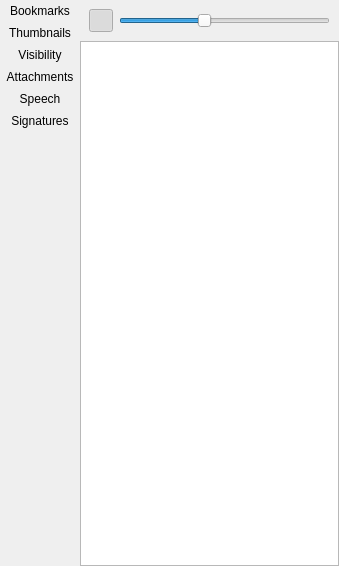
studio-berry/loop, file Pdf4QtViewer/pdfsidebarwidget.ui: the form before one commit.
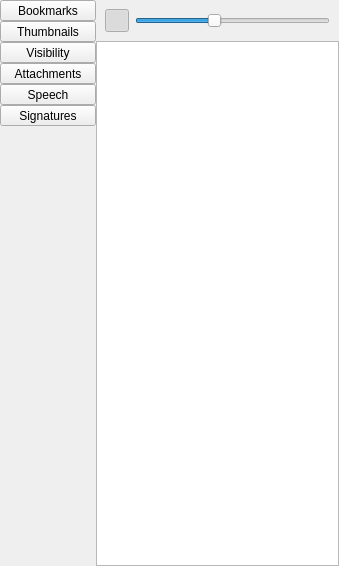
The form after the commit. The open tabs and pages were chosen to show the change. Icons and pictures are not drawn.

```diff
--- a/Pdf4QtViewer/pdfsidebarwidget.ui
+++ b/Pdf4QtViewer/pdfsidebarwidget.ui
@@ -29,79 +29,193 @@
    <item>
     <layout class="QVBoxLayout" name="verticalLayout">
      <item>
-      <widget class="QPushButton" name="bookmarksButton">
+      <widget class="QToolButton" name="bookmarksButton">
+       <property name="minimumSize">
+        <size>
+         <width>96</width>
+         <height>0</height>
+        </size>
+       </property>
        <property name="text">
         <string>Bookmarks</string>
        </property>
+       <property name="icon">
+        <iconset resource="pdf4qtviewer.qrc">
+         <normaloff>:/resources/sidebar-outline.png</normaloff>:/resources/sidebar-outline.png</iconset>
+       </property>
+       <property name="iconSize">
+        <size>
+         <width>64</width>
+         <height>64</height>
+        </size>
+       </property>
        <property name="checkable">
         <bool>true</bool>
        </property>
-       <property name="flat">
+       <property name="toolButtonStyle">
+        <enum>Qt::ToolButtonTextUnderIcon</enum>
+       </property>
+       <property name="flat" stdset="0">
         <bool>true</bool>
        </property>
       </widget>
      </item>
      <item>
-      <widget class="QPushButton" name="thumbnailsButton">
+      <widget class="QToolButton" name="thumbnailsButton">
+       <property name="minimumSize">
+        <size>
+         <width>96</width>
+         <height>0</height>
+        </size>
+       </property>
        <property name="text">
         <string>Thumbnails</string>
        </property>
+       <property name="icon">
+        <iconset resource="pdf4qtviewer.qrc">
+         <normaloff>:/resources/sidebar-thumbnails.png</normaloff>:/resources/sidebar-thumbnails.png</iconset>
+       </property>
+       <property name="iconSize">
+        <size>
+         <width>64</width>
+         <height>64</height>
+        </size>
+       </property>
        <property name="checkable">
         <bool>true</bool>
        </property>
-       <property name="flat">
+       <property name="toolButtonStyle">
+        <enum>Qt::ToolButtonTextUnderIcon</enum>
+       </property>
+       <property name="flat" stdset="0">
         <bool>true</bool>
        </property>
       </widget>
      </item>
      <item>
-      <widget class="QPushButton" name="optionalContentButton">
+      <widget class="QToolButton" name="optionalContentButton">
+       <property name="minimumSize">
+        <size>
+         <width>96</width>
+         <height>0</height>
+        </size>
+       </property>
        <property name="text">
         <string>Visibility</string>
        </property>
+       <property name="icon">
+        <iconset resource="pdf4qtviewer.qrc">
+         <normaloff>:/resources/sidebar-visibility.png</normaloff>:/resources/sidebar-visibility.png</iconset>
+       </property>
+       <property name="iconSize">
+        <size>
+         <width>64</width>
+         <height>64</height>
+        </size>
+       </property>
        <property name="checkable">
         <bool>true</bool>
        </property>
-       <property name="flat">
+       <property name="toolButtonStyle">
+        <enum>Qt::ToolButtonTextUnderIcon</enum>
+       </property>
+       <property name="flat" stdset="0">
         <bool>true</bool>
        </property>
       </widget>
      </item>
      <item>
-      <widget class="QPushButton" name="attachmentsButton">
+      <widget class="QToolButton" name="attachmentsButton">
+       <property name="minimumSize">
+        <size>
+         <width>96</width>
+         <height>0</height>
+        </size>
+       </property>
        <property name="text">
         <string>Attachments</string>
        </property>
+       <property name="icon">
+        <iconset resource="pdf4qtviewer.qrc">
+         <normaloff>:/resources/sidebar-attachment.png</normaloff>:/resources/sidebar-attachment.png</iconset>
+       </property>
+       <property name="iconSize">
+        <size>
+         <width>64</width>
+         <height>64</height>
+        </size>
+       </property>
        <property name="checkable">
         <bool>true</bool>
        </property>
-       <property name="flat">
+       <property name="toolButtonStyle">
+        <enum>Qt::ToolButtonTextUnderIcon</enum>
+       </property>
+       <property name="flat" stdset="0">
         <bool>true</bool>
        </property>
       </widget>
      </item>
      <item>
-      <widget class="QPushButton" name="speechButton">
+      <widget class="QToolButton" name="speechButton">
+       <property name="minimumSize">
+        <size>
+         <width>96</width>
+         <height>0</height>
+        </size>
+       </property>
        <property name="text">
         <string>Speech</string>
        </property>
+       <property name="icon">
+        <iconset resource="pdf4qtviewer.qrc">
+         <normaloff>:/resources/sidebar-speech.png</normaloff>:/resources/sidebar-speech.png</iconset>
+       </property>
+       <property name="iconSize">
+        <size>
+         <width>64</width>
+         <height>64</height>
+        </size>
+       </property>
        <property name="checkable">
         <bool>true</bool>
        </property>
-       <property name="flat">
+       <property name="toolButtonStyle">
+        <enum>Qt::ToolButtonTextUnderIcon</enum>
+       </property>
+       <property name="flat" stdset="0">
         <bool>true</bool>
        </property>
       </widget>
      </item>
      <item>
-      <widget class="QPushButton" name="signaturesButton">
+      <widget class="QToolButton" name="signaturesButton">
+       <property name="minimumSize">
+        <size>
+         <width>96</width>
+         <height>0</height>
+        </size>
+       </property>
        <property name="text">
         <string>Signatures</string>
        </property>
+       <property name="icon">
+        <iconset resource="pdf4qtviewer.qrc">
+         <normaloff>:/resources/sidebar-signature.png</normaloff>:/resources/sidebar-signature.png</iconset>
+       </property>
+       <property name="iconSize">
+        <size>
+         <width>64</width>
+         <height>64</height>
+        </size>
+       </property>
        <property name="checkable">
         <bool>true</bool>
        </property>
-       <property name="flat">
+       <property name="toolButtonStyle">
+        <enum>Qt::ToolButtonTextUnderIcon</enum>
+       </property>
+       <property name="flat" stdset="0">
         <bool>true</bool>
        </property>
       </widget>
```
Left out of the diff: 14 changed lines with no effect on the pictures.
